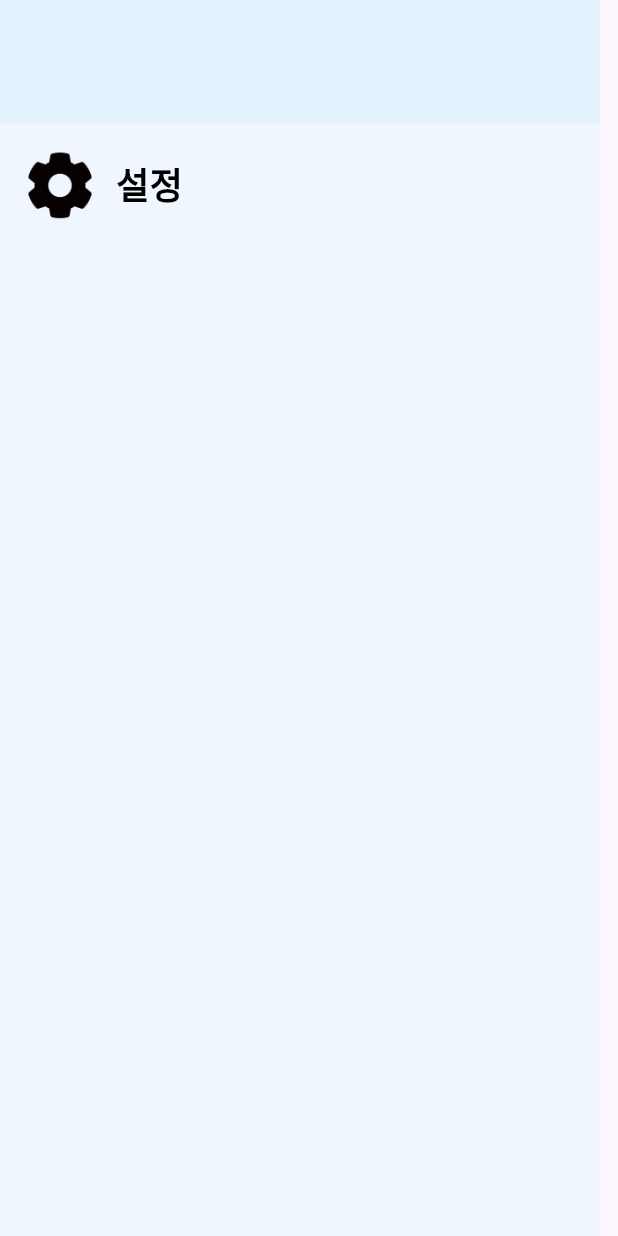
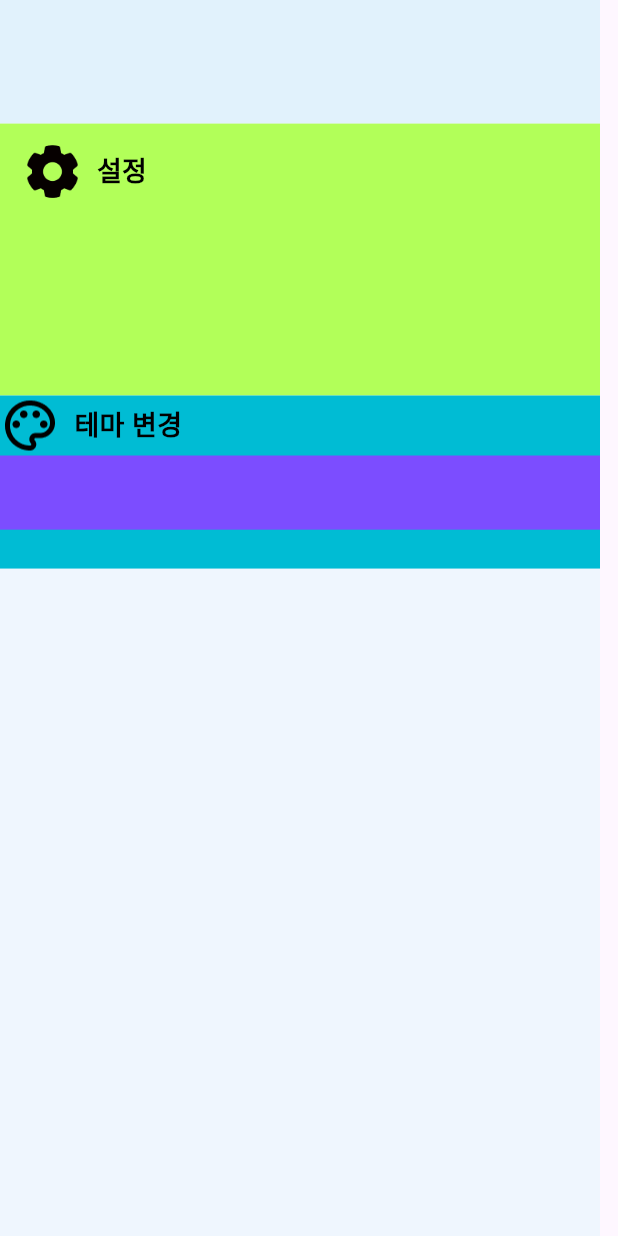
Before and after one commit to KimMin-Gwan/DGB_IMCHALLENGER, a Flutter app: the screen it shows after launch, on a phone screen of 412 x 824 dp. Run offline on Flutter 3.47's test engine with Material 3 defaults, Android fonts, the phone set to English and light mode, and no system bars; our stand-ins replace font_awesome_flutter, percent_indicator; missing offline and left inert: dart:html.

Commit message:
Update setting_widget.dart

```diff
--- a/dgb_game/lib/src/ui/setting_widget.dart
+++ b/dgb_game/lib/src/ui/setting_widget.dart
@@ -57,7 +57,8 @@ class _SettingWidgetState extends State<SettingWidget> {
             child: Column(
               children: [
                 Header(queryWidth, queryHeight), // 최상단
-                Title(queryWidth, queryHeight) // 설정 제목
+                Title(queryWidth, queryHeight), // 설정 제목
+                List_tool(queryWidth, queryHeight),
               ],
             )
         )
@@ -75,25 +76,59 @@ class _SettingWidgetState extends State<SettingWidget> {
   Widget Title(width, height) {
     return Container(
       width: width, // 인자로 받은 화면 가로 길이/ 인자로 받은 화면 높이
-      height: height * 0.1, // 으로 child를 여기에 넣을 수 있습니다.
-      child: Row( // Row 위젯을 사용해 가로로 배치
+      height: height * 0.22, // 으로 child를 여기에 넣을 수 있습니다.
+      color: Colors.lightGreenAccent,
+      child: Column( // Row 위젯을 사용해 가로로 배치
         children: [
-          Title_image(width, height),
-          Title_text(width, height)
+          SizedBox(height: 12.0), // Header와 Title 사이에 공간 추가
+          Title_inner_row(width, height),
+          /*Container(
+            width: width, // 인자로 받은 화면 가로 길이/ 인자로 받은 화면 높이
+            height: height * 0.15, // 으로 child를 여기에 넣을 수 있습니다.
+            color: Colors.deepOrange,
+          )*/
         ],
       ),
     );
   }
 
-// ----------------------------------------------------------------------------------
+  Widget List_tool(width, height) {
+    return Container(
+        width: width, // 인자로 받은 화면 가로 길이/ 인자로 받은 화면 높이
+        height: height * 0.14, // 으로 child를 여기에 넣을 수 있습니다.
+        color: Colors.cyan,
+        child: Column(
+          children: [
+            List_inner_row(width, height),
+            Container(
+              width: width, // 인자로 받은 화면 가로 길이/ 인자로 받은 화면 높이
+              height: height * 0.06, // 으로 child를 여기에 넣을 수 있습니다.
+              color: Colors.deepPurpleAccent,
+            ),
+          ],
+        )
+    );
+  }
+// #############################################################################
 // Title 함수
+  Widget Title_inner_row(width, height) {
+    return Container(
+        child: Row(
+          children: [
+            Title_image(width, height),
+            Title_text(width, height)
+          ],
+        )
+    );
+  }
+
   Widget Title_text(width, height) {
     return Container(
       alignment: Alignment.centerLeft,
       child: Text(
         "  설정", // 여기에 원하는 텍스트를 입력하세요.
         style: TextStyle(
-          fontSize: 24, // 텍스트 크기를 지정합니다.
+          fontSize: 18, // 텍스트 크기를 지정합니다.
           fontWeight: FontWeight.bold, // 글자 굵기를 지정합니다.
           color: Colors.black, // 텍스트 색상을 지정합니다.
         ),
@@ -106,10 +141,57 @@ class _SettingWidgetState extends State<SettingWidget> {
       padding: EdgeInsets.only(left: 15.0), // 왼쪽에 10.0의 패딩을 추가합니다.
       child: Image.asset(
         'assets/setting.png', // 이미지 경로
-        width: 50, // 이미지의 가로 크기
-        height: 50, // 이미지의 세로 크기
+        width: 40, // 이미지의 가로 크기
+        height: 40, // 이미지의 세로 크기
       ),
     );
   }
 
+// #############################################################################
+// List_tool 함수
+  Widget Setting_list(width, height) {
+    return Container(
+      child: Column(
+
+      ),
+    );
+  }
+
+  Widget List_inner_row(width, height) {
+    return Container(
+        child: Row(
+          children: [
+            List_image(width, height),
+            List_text(width, height)
+          ],
+        )
+    );
+  }
+
+  Widget List_text(width, height) {
+    return Container(
+      alignment: Alignment.centerLeft,
+      child: Text(
+        "  테마 변경", // 여기에 원하는 텍스트를 입력하세요.
+        style: TextStyle(
+          fontSize: 18, // 텍스트 크기를 지정합니다.
+          fontWeight: FontWeight.bold, // 글자 굵기를 지정합니다.
+          color: Colors.black, // 텍스트 색상을 지정합니다.
+        ),
+      ),
+    );
+  }
+
+  Widget List_image(width, height) {
+    return Container( // 여기에 Padding 위젯을 추가합니다.
+      child: Image.asset(
+        'assets/theme.png', // 이미지 경로
+        width: 40, // 이미지의 가로 크기
+        height: 40, // 이미지의 세로 크기
+      ),
+    );
+  }
+
+
+
 }
```
